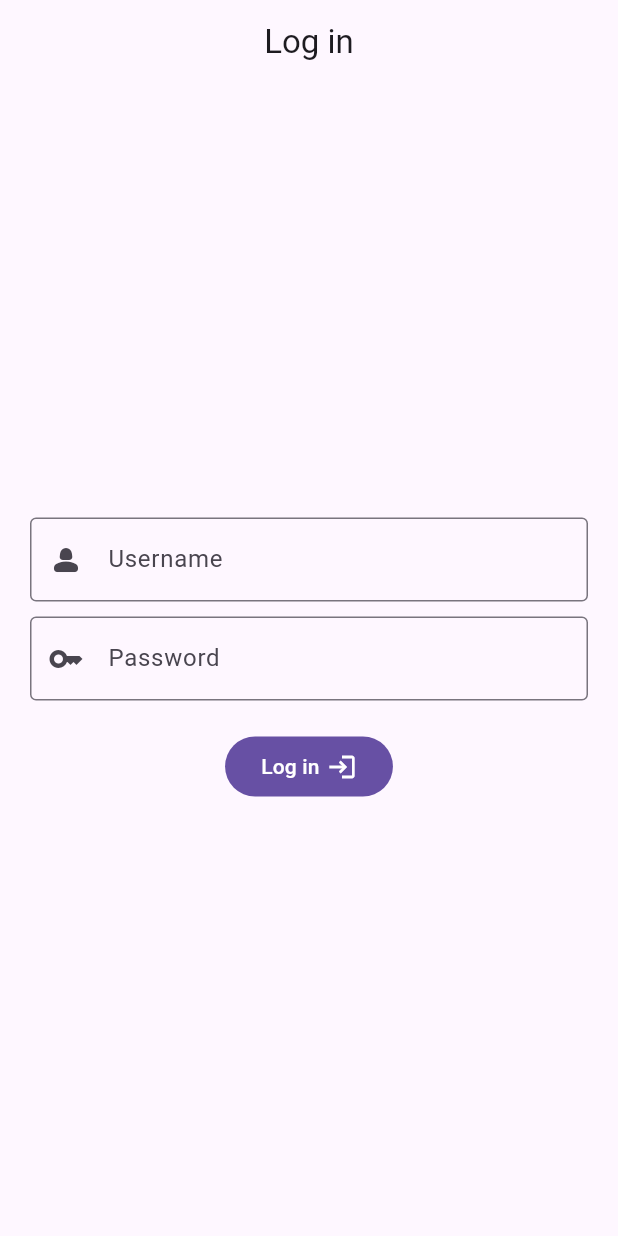
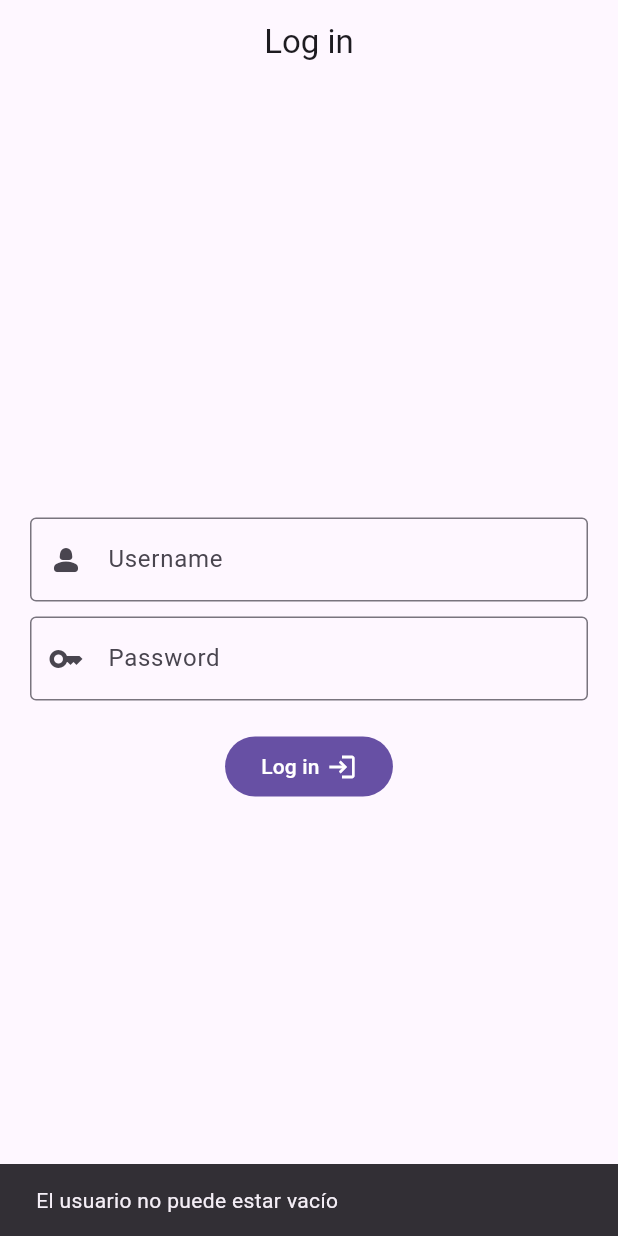
Before and after one commit to Frn1/Aplicaciones-DAP, a Flutter app: the screen it shows after launch, after a tap on "Log in", on a phone screen of 412 x 824 dp. Run offline on Flutter 3.47's test engine with Material 3 defaults, Android fonts, the phone set to English and light mode, and no system bars; our stand-ins replace go_router.

Commit message:
Ups me olvide de hacerlo y lo hice en 5 minutos :P

```diff
--- a/App login UI/lib/core/router.dart
+++ b/App login UI/lib/core/router.dart
@@ -15,4 +15,11 @@ final router = GoRouter(
     ),
   ],
   initialLocation: '/login',
+  redirect: (context, state) {
+    if (state.path != '/login') {
+      if (state.extra == null) {
+        return "/login";
+      }
+    }
+  },
 );
--- a/App login UI/lib/main.dart
+++ b/App login UI/lib/main.dart
@@ -11,7 +11,9 @@ class MainApp extends StatelessWidget {
   @override
   Widget build(BuildContext context) {
     return MaterialApp.router(
+      title: 'App Login UI',
       routerConfig: router,
+      debugShowCheckedModeBanner: false,
     );
   }
 }
--- a/App login UI/lib/presentation/screens/login.dart
+++ b/App login UI/lib/presentation/screens/login.dart
@@ -1,5 +1,8 @@
 import 'package:app_login_ui/core/router.dart';
 import 'package:flutter/material.dart';
+
+const allowedUsers = ["ale", "fran", "alan"];
+const allowedPasswords = ["terrenator", ":3", "anal"];
 
 // ignore: must_be_immutable
 class LoginScreen extends StatelessWidget {
@@ -43,11 +46,13 @@ class LoginScreen extends StatelessWidget {
                     hintText: "Username",
                   ),
                 ),
+
                 // Agregar un poco de espacio vertical entre las cajas de texto
                 // utilizando un SizedBox
                 const SizedBox(
                   height: 10,
                 ),
+
                 // Caja de texto para la contraseña
                 TextField(
                   // Controller para la contraseña
@@ -64,28 +69,58 @@ class LoginScreen extends StatelessWidget {
                     hintText: "Password",
                   ),
                 ),
+
                 // Agregar un poco de espacio vertical entre las cajas de texto
                 // y el botón de log in utilizando un SizedBox
                 const SizedBox(
                   height: 20,
                 ),
+
                 // Boton de log in
                 FilledButton(
                   onPressed: () {
                     var user = userController.text;
                     var pass = passController.text;
+
+                    // El usuario está vacio
                     if (user.isEmpty) {
-                      // El usuario está vacio
+                      ScaffoldMessenger.of(context)
+                        ..clearSnackBars()
+                        ..showSnackBar(
+                          // Mostrar mensajito abajo
+                          const SnackBar(
+                            content: Text("El usuario no puede estar vacío"),
+                          ),
+                        );
                       print('Username is empty');
                       return;
                     }
+
+                    // La contraseña está vacia
                     if (pass.isEmpty) {
-                      // La contraseña está vacia
+                      ScaffoldMessenger.of(context)
+                        ..clearSnackBars()
+                        ..showSnackBar(
+                          const SnackBar(
+                            content: Text("La contraseña no puede estar vacía"),
+                          ),
+                        );
                       print('Password is empty');
                       return;
                     }
-                    if (pass != '123abc') {
-                      // El usuario o contraseña están mal
+
+                    var userIndex = allowedUsers.indexOf(user); // Devuelve -1 cuando no encuentra al usuario
+
+                    // El usuario o contraseña están mal
+                    if (userIndex == -1 ||
+                        pass != allowedPasswords[userIndex]) {
+                      ScaffoldMessenger.of(context)
+                        ..clearSnackBars()
+                        ..showSnackBar(
+                          const SnackBar(
+                            content: Text("Usuario o contraseña incorrecta"),
+                          ),
+                        );
                       print('Wrong username or password');
                     } else {
                       // El usuario y contraseña están bien
```
